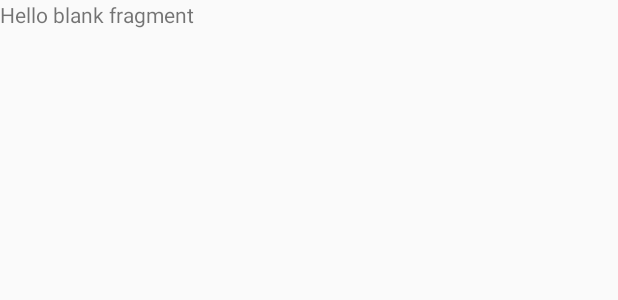
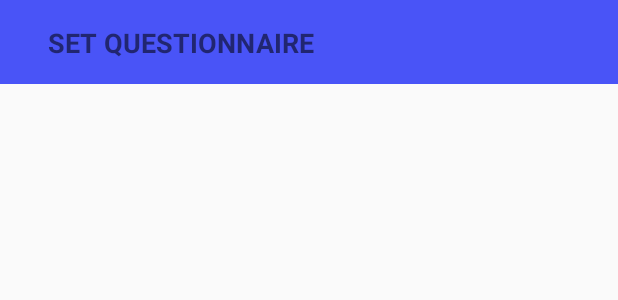
Before and after one commit to michalkozlova/survey2.0, an Android app: the layout fragment_questionnaire.xml on its own in the app's theme, with its tools: preview values and no code run, on a phone screen of 412 x 824 dp. Shown: the top 300 px of the screen. Run offline under Robolectric (Android 15) with nearby library versions, the phone set to English and light mode, and no system bars.

Commit message:
recycler view for questionnaire added

```diff
--- a/app/src/main/java/michal/edu/survey/BranchAdapter.java
+++ b/app/src/main/java/michal/edu/survey/Adapters/BranchAdapter.java
@@ -1,4 +1,4 @@
-package michal.edu.survey;
+package michal.edu.survey.Adapters;
 
 import android.support.annotation.NonNull;
 import android.support.v4.app.FragmentActivity;
@@ -11,6 +11,7 @@ import android.widget.Toast;
 
 import java.util.List;
 import michal.edu.survey.Models.Branch;
+import michal.edu.survey.R;
 
 public class BranchAdapter extends RecyclerView.Adapter<BranchAdapter.BranchViewHolder>{
 
--- a/app/src/main/java/michal/edu/survey/BranchesFragment.java
+++ b/app/src/main/java/michal/edu/survey/BranchesFragment.java
@@ -17,6 +17,7 @@ import android.widget.TextView;
 
 import java.util.ArrayList;
 
+import michal.edu.survey.Adapters.BranchAdapter;
 import michal.edu.survey.Models.Branch;
 
 
--- a/app/src/main/res/layout/fragment_questionnaire.xml
+++ b/app/src/main/res/layout/fragment_questionnaire.xml
@@ -1,14 +1,43 @@
 <?xml version="1.0" encoding="utf-8"?>
-<FrameLayout xmlns:android="http://schemas.android.com/apk/res/android"
+<android.support.constraint.ConstraintLayout xmlns:android="http://schemas.android.com/apk/res/android"
+    xmlns:app="http://schemas.android.com/apk/res-auto"
     xmlns:tools="http://schemas.android.com/tools"
     android:layout_width="match_parent"
     android:layout_height="match_parent"
     tools:context=".QuestionnaireFragment">
 
-    <!-- TODO: Update blank fragment layout -->
+
+    <android.support.v7.widget.Toolbar
+        android:id="@+id/toolbar"
+        android:layout_width="match_parent"
+        android:layout_height="?attr/actionBarSize"
+        android:background="@color/blue"
+        android:theme="?attr/actionBarTheme"
+        app:layout_constraintEnd_toEndOf="parent"
+        app:layout_constraintStart_toStartOf="parent"
+        app:layout_constraintTop_toTopOf="parent" />
+
     <TextView
+        android:id="@+id/textView"
+        android:layout_width="wrap_content"
+        android:layout_height="wrap_content"
+        android:layout_marginStart="32dp"
+        android:layout_marginTop="8dp"
+        android:layout_marginBottom="8dp"
+        android:text="SET QUESTIONNAIRE"
+        android:textSize="18sp"
+        android:textStyle="bold"
+        app:layout_constraintBottom_toBottomOf="@+id/toolbar"
+        app:layout_constraintStart_toStartOf="@+id/toolbar"
+        app:layout_constraintTop_toTopOf="@+id/toolbar" />
+
+    <android.support.v7.widget.RecyclerView
+        android:id="@+id/rvQuestionnaire"
         android:layout_width="match_parent"
-        android:layout_height="match_parent"
-        android:text="@string/hello_blank_fragment" />
+        android:layout_height="wrap_content"
+        app:layout_constraintEnd_toEndOf="parent"
+        app:layout_constraintStart_toStartOf="parent"
+        app:layout_constraintTop_toBottomOf="@+id/toolbar" />
 
-</FrameLayout>
+
+</android.support.constraint.ConstraintLayout>
```
Also changed, not shown: app/src/main/java/michal/edu/survey/Adapters/QuestionAdapter.java (added, +59 -0 lines), app/src/main/java/michal/edu/survey/Adapters/SectionAdapter.java (added, +65 -0 lines), app/src/main/java/michal/edu/survey/QuestionnaireFragment.java (+17 -1 lines), app/src/main/res/layout/item_question.xml (added, +19 -0 lines), app/src/main/res/layout/item_section.xml (added, +31 -0 lines).
